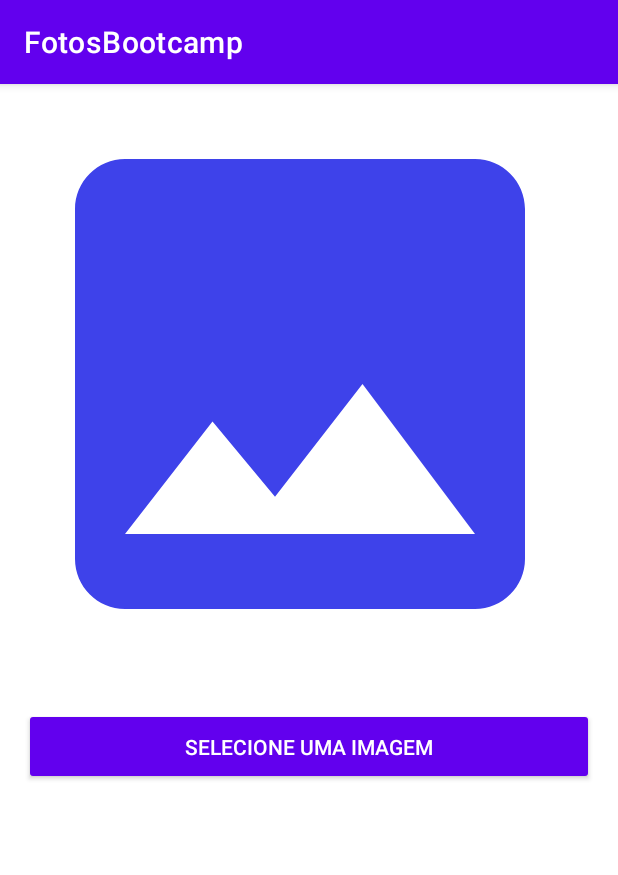
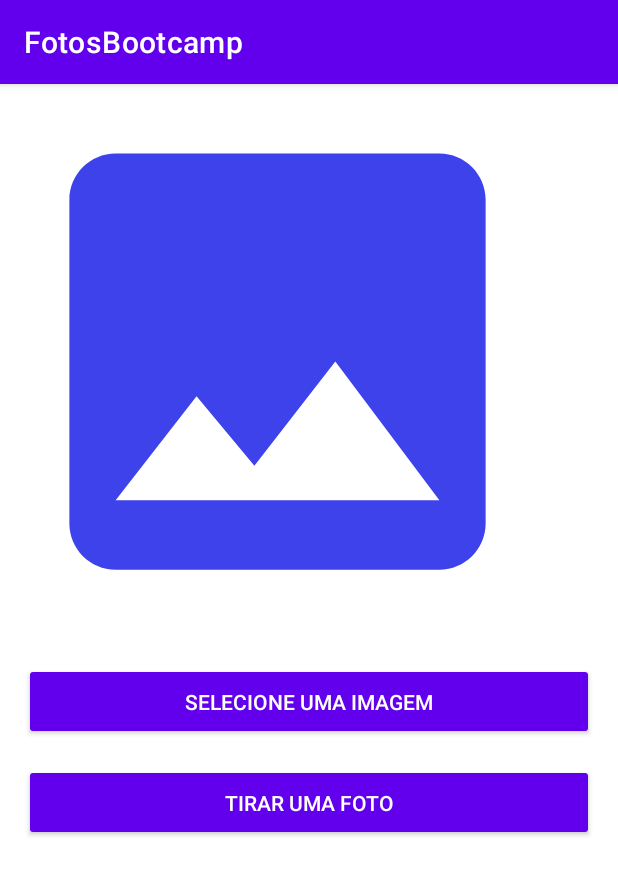
Before and after one commit to Eduardo2020Br/Recurso-de-Camera, an Android app: the screen it shows after launch (MainActivity), on a phone screen of 412 x 824 dp. Shown: the top 875 px of the screen. Run offline under Robolectric (Android 15) with nearby library versions, the phone set to English and light mode, and no system bars.

Commit message:
Parte de acesso as FOTOS + Open Camera prof.Daniel Richter @everis

```diff
--- a/app/src/main/AndroidManifest.xml
+++ b/app/src/main/AndroidManifest.xml
@@ -1,9 +1,14 @@
 <?xml version="1.0" encoding="utf-8"?>
 <manifest
     xmlns:android="http://schemas.android.com/apk/res/android"
+    xmlns:tools="http://schemas.android.com/tools"
     package="com.example.fotosbootcamp">
 
     <uses-permission android:name="android.permission.READ_EXTERNAL_STORAGE"/>
+    <uses-permission android:name="android.permission.CAMERA"/>
+    <uses-permission android:name="android.permission.WRITE_EXTERNAL_STORAGE"
+        tools:ignore="ScopedStorage" />  <!-- devido seleçao no AVD -->
+
     <application
         android:allowBackup="true"
         android:icon="@mipmap/ic_launcher"
--- a/app/src/main/res/layout/activity_main.xml
+++ b/app/src/main/res/layout/activity_main.xml
@@ -14,8 +14,8 @@
         android:scaleType="centerCrop"
         android:contentDescription="@string/selected_image"
         android:src="@drawable/image"
-        android:layout_width="400dp"
-        android:layout_height="400dp"
+        android:layout_width="370dp"
+        android:layout_height="370dp"
         />
     <Button
         android:id="@+id/pick_button"
@@ -27,4 +27,15 @@
         android:layout_margin="16dp"
         />
 
+    <Button
+        android:id="@+id/open_camera_button"
+        android:layout_width="match_parent"
+        android:layout_height="wrap_content"
+        android:text="@string/take_picture"
+        style="@style/Widget.AppCompat.Button.Colored"
+        android:padding="10dp"
+        android:layout_marginStart="16dp"
+        android:layout_marginEnd="16dp"
+        />
+
 </LinearLayout>
--- a/app/src/main/res/values/strings.xml
+++ b/app/src/main/res/values/strings.xml
@@ -2,4 +2,5 @@
     <string name="app_name">FotosBootcamp</string>
     <string name="selected_image">Imagem a ser selecionada pelo ususario</string>
     <string name="image_selected">Selecione uma Imagem</string>
+    <string name="take_picture">Tirar uma Foto</string>
 </resources>
```
Also changed, not shown: app/src/main/java/com/example/fotosbootcamp/MainActivity.kt (+76 -18 lines).
